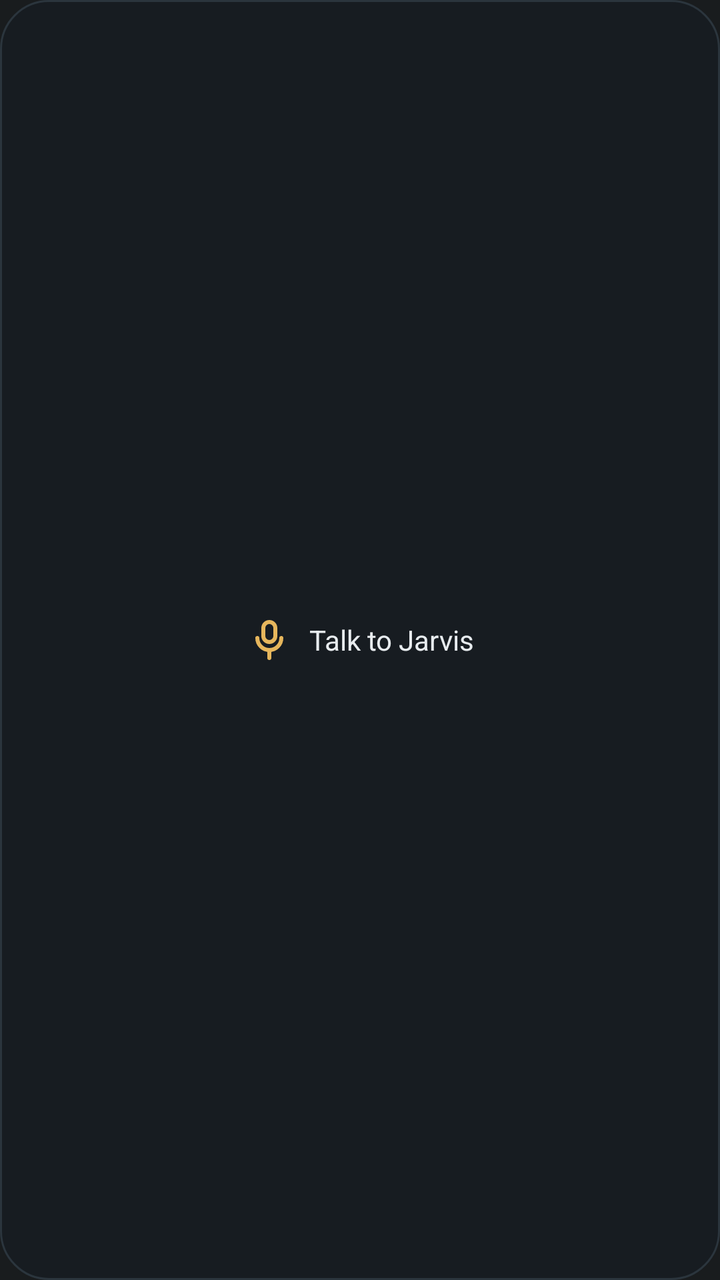
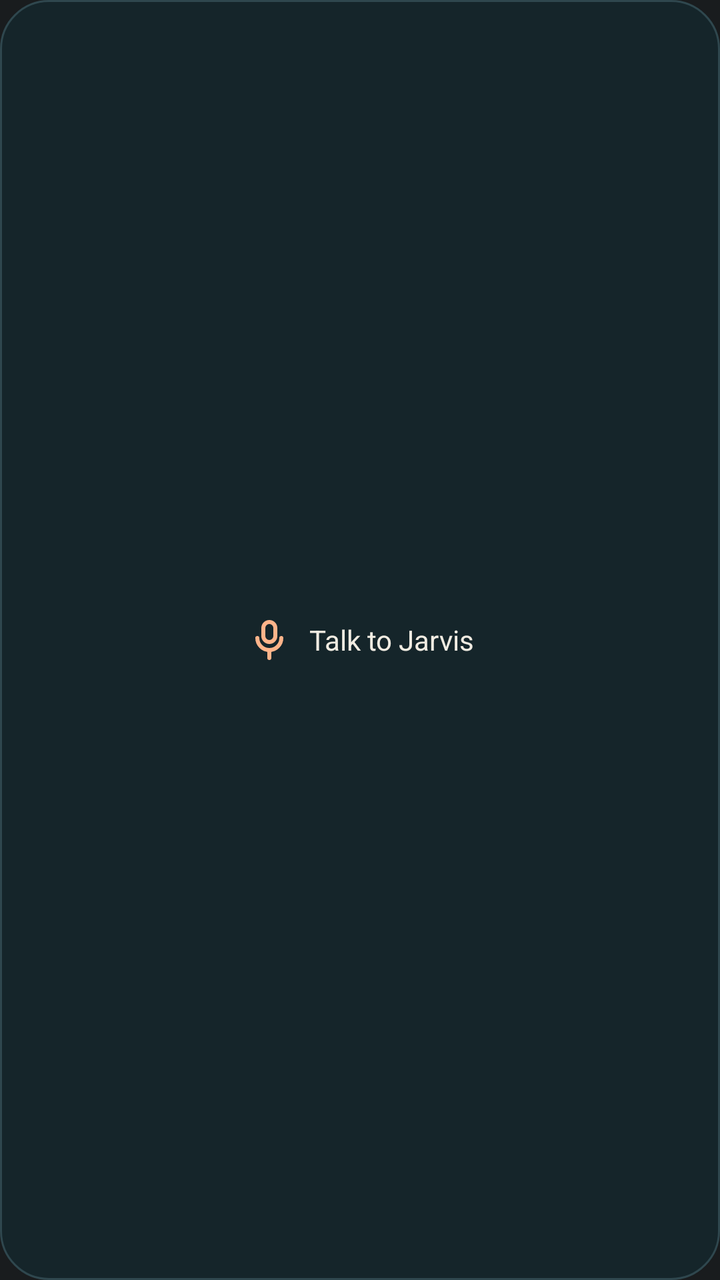

An Android layout rendered at two revisions. The XML below is the earlier revision; the diff shows what the commit changed to produce the second picture.
<!-- AndroidManifest.xml: application theme android:Theme.DeviceDefault.NoActionBar -->
<!-- res/layout/widget.xml -->
<?xml version="1.0" encoding="utf-8"?>
<LinearLayout xmlns:android="http://schemas.android.com/apk/res/android"
    android:id="@+id/widget_root"
    android:layout_width="match_parent"
    android:layout_height="match_parent"
    android:background="@drawable/widget_bg"
    android:contentDescription="@string/widget_desc"
    android:gravity="center"
    android:orientation="horizontal"
    android:padding="12dp">

    <ImageView
        android:layout_width="24dp"
        android:layout_height="24dp"
        android:importantForAccessibility="no"
        android:src="@drawable/ic_mic" />

    <TextView
        android:layout_width="wrap_content"
        android:layout_height="wrap_content"
        android:layout_marginStart="8dp"
        android:text="@string/widget_label"
        android:textColor="#E8ECEF"
        android:textSize="14sp" />
</LinearLayout>
<!-- resources referenced by this layout -->
<resources>
  <!-- drawable ic_mic (drawable) -->
  <?xml version="1.0" encoding="utf-8"?>
  <vector xmlns:android="http://schemas.android.com/apk/res/android"
      android:width="24dp"
      android:height="24dp"
      android:viewportWidth="24"
      android:viewportHeight="24">
      <path
          android:pathData="M12,3 a3,3 0 0 1 3,3 v4 a3,3 0 0 1 -6,0 v-4 a3,3 0 0 1 3,-3 z M6,11 a6,6 0 0 0 12,0 M12,17 v4"
          android:strokeColor="#E6B65C"
          android:strokeWidth="2"
          android:strokeLineCap="round"
          android:strokeLineJoin="round" />
  </vector>
  <!-- drawable widget_bg (drawable) -->
  <?xml version="1.0" encoding="utf-8"?>
  <shape xmlns:android="http://schemas.android.com/apk/res/android" android:shape="rectangle">
      <solid android:color="#171C21" />
      <stroke android:width="1dp" android:color="#2B353D" />
      <corners android:radius="24dp" />
  </shape>
  <string name="widget_desc">Open Jarvis and start listening</string>
  <string name="widget_label">Talk to Jarvis</string>
</resources>

<!-- the commit's change to res/layout/widget.xml (unified diff, before → after) -->
@@ -20,6 +20,6 @@
         android:layout_height="wrap_content"
         android:layout_marginStart="8dp"
         android:text="@string/widget_label"
-        android:textColor="#E8ECEF"
+        android:textColor="#F1ECE2"
         android:textSize="14sp" />
 </LinearLayout>
<!-- resource entries referenced after the edit -->
@@ -9,7 +9,7 @@
       android:viewportHeight="24">
       <path
           android:pathData="M12,3 a3,3 0 0 1 3,3 v4 a3,3 0 0 1 -6,0 v-4 a3,3 0 0 1 3,-3 z M6,11 a6,6 0 0 0 12,0 M12,17 v4"
-          android:strokeColor="#E6B65C"
+          android:strokeColor="#FFB48A"
           android:strokeWidth="2"
           android:strokeLineCap="round"
           android:strokeLineJoin="round" />
@@ -17,8 +17,8 @@
   <!-- drawable widget_bg (drawable) -->
   <?xml version="1.0" encoding="utf-8"?>
   <shape xmlns:android="http://schemas.android.com/apk/res/android" android:shape="rectangle">
-      <solid android:color="#171C21" />
-      <stroke android:width="1dp" android:color="#2B353D" />
+      <solid android:color="#15252A" />
+      <stroke android:width="1dp" android:color="#2F474E" />
       <corners android:radius="24dp" />
   </shape>
   <string name="widget_desc">Open Jarvis and start listening</string>
